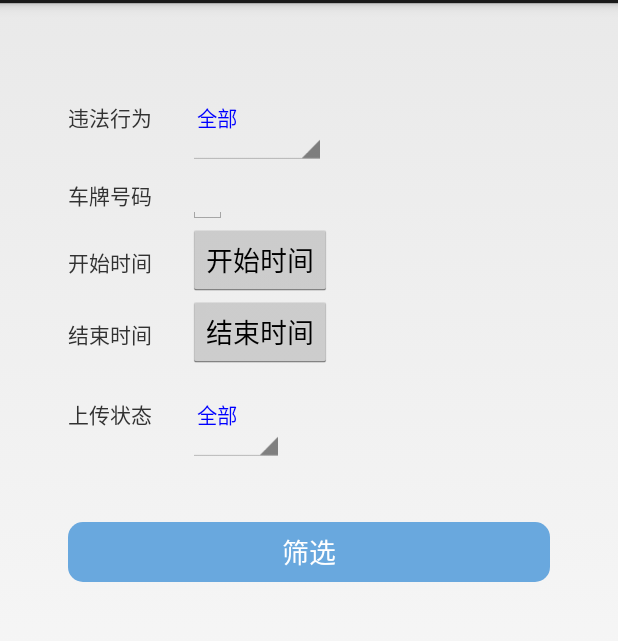
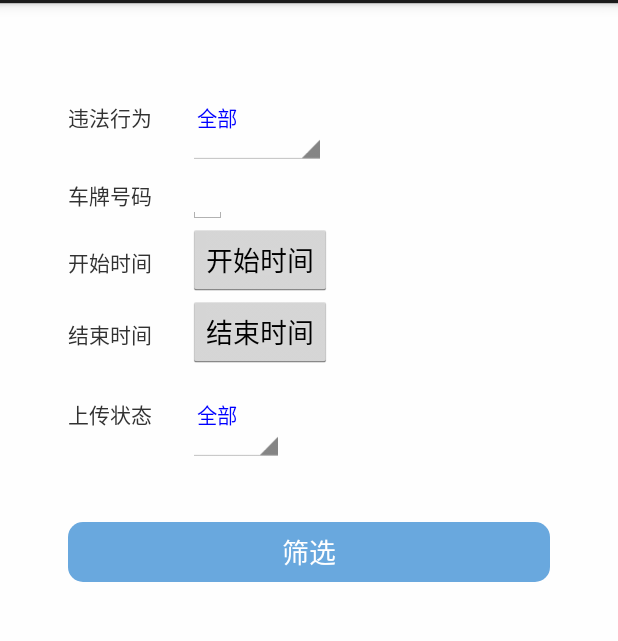
Before and after one commit to hcxxiaomo/ChCarAppNew_as, an Android app: the StaticConditionActivity screen opened directly, with no data from a screen before it, on a phone screen of 412 x 824 dp, the part 69-710 px from its top. Run offline under Robolectric (Android 15) with nearby library versions, the phone set to English and light mode, and no system bars.

Commit message:
add  text1.setBackgroundResource(R.drawable.textview_sharp);

```diff
--- a/app/src/main/java/com/xiaomo/chcarappnew/activity/Fragment1.java
+++ b/app/src/main/java/com/xiaomo/chcarappnew/activity/Fragment1.java
@@ -22,6 +22,8 @@ import android.widget.ProgressBar;
 import com.szOCR.general.CGlobal;
 import com.xiaomo.chcarappnew.R;
 import com.xiaomo.chcarappnew.adapt.CarHistoryResultInfoAdapter;
+import com.xiaomo.chcarappnew.popup.PopupWindowCarCheckResultInfo;
+import com.xiaomo.chcarappnew.popup.PopupWindowSelectCarCheck;
 import com.xiaomo.db.dao.CarNumberInfoDao;
 import com.xiaomo.db.model.CarHistoryResultInfo;
 import com.xiaomo.db.model.CarNumberInfo;
--- a/app/src/main/java/com/xiaomo/chcarappnew/activity/Fragment2.java
+++ b/app/src/main/java/com/xiaomo/chcarappnew/activity/Fragment2.java
@@ -22,6 +22,7 @@ import android.widget.ProgressBar;
 import com.szOCR.general.CGlobal;
 import com.xiaomo.chcarappnew.R;
 import com.xiaomo.chcarappnew.adapt.CarIllegalHistoryResultInfoAdapter;
+import com.xiaomo.chcarappnew.popup.PopupWindowCarIllegalResultInfo;
 import com.xiaomo.db.dao.CarIllegalInfoDao;
 import com.xiaomo.db.model.CarIllegalInfo;
 import com.xiaomo.db.model.PiePojo;
--- a/app/src/main/java/com/xiaomo/chcarappnew/activity/StaticActivity.java
+++ b/app/src/main/java/com/xiaomo/chcarappnew/activity/StaticActivity.java
@@ -20,6 +20,7 @@ import android.widget.ProgressBar;
 import com.szOCR.general.CGlobal;
 import com.xiaomo.chcarappnew.R;
 import com.xiaomo.chcarappnew.adapt.CarHistoryResultInfoAdapter;
+import com.xiaomo.chcarappnew.popup.PopupWindowCarCheckResultInfo;
 import com.xiaomo.db.dao.CarNumberInfoDao;
 import com.xiaomo.db.model.CarHistoryResultInfo;
 import com.xiaomo.db.model.CarNumberInfo;
--- a/app/src/main/java/com/xiaomo/chcarappnew/activity/StaticConditionActivity.java
+++ b/app/src/main/java/com/xiaomo/chcarappnew/activity/StaticConditionActivity.java
@@ -38,7 +38,7 @@ public class StaticConditionActivity  extends Activity {
 	@Override
 	protected void onCreate(Bundle savedInstanceState) {
 		super.onCreate(savedInstanceState);
-		setContentView(R.layout.activity_static_condition);
+		setContentView(R.layout.activity_static_carnumber_condition);
 		sn_static_condition_action = (Spinner) findViewById(R.id.sn_static_condition_action);
 		sn_static_condition_upload = (Spinner) findViewById(R.id.sn_static_condition_upload);
 		et_static_condition_carnumber = (EditText) findViewById(R.id.et_static_condition_carnumber);
--- a/app/src/main/java/com/xiaomo/chcarappnew/activity/StaticTabActivity.java
+++ b/app/src/main/java/com/xiaomo/chcarappnew/activity/StaticTabActivity.java
@@ -18,7 +18,7 @@ public class StaticTabActivity  extends AppCompatActivity implements View.OnClic
 	private LinearLayout tab1Layout, tab2Layout;
 	private TextView text1, text2;
 	// 默认选中第一个tab
-	private int index = 1;
+	//private int index = 1;
 	// fragment管理类
 	private FragmentManager fragmentManager;
 	// 三个fragment
@@ -86,7 +86,7 @@ public class StaticTabActivity  extends AppCompatActivity implements View.OnClic
 
 	@Override
 	public void onClick(View view) {
-		clearStatus();
+		//clearStatus();
 		switch (view.getId()) {
 			case R.id.text1:
 				if (tab1Fragment == null) {
@@ -94,7 +94,9 @@ public class StaticTabActivity  extends AppCompatActivity implements View.OnClic
 				}
 				replaceFragment(tab1Fragment);
 				//tab1Layout.setBackgroundColor(Color.BLUE);
-				index = 1;
+				text1.setBackgroundResource(R.drawable.textview_sharp);
+				text2.setBackgroundResource(0);
+				//index = 1;
 				break;
 			case R.id.text2:
 				if (tab2Fragment == null) {
@@ -102,7 +104,9 @@ public class StaticTabActivity  extends AppCompatActivity implements View.OnClic
 				}
 				replaceFragment(tab2Fragment);
 				//tab2Layout.setBackgroundColor(Color.RED);
-				index = 2;
+				text2.setBackgroundResource(R.drawable.textview_sharp);
+				text1.setBackgroundResource(0);
+				//index = 2;
 				break;
 		}
 
--- a/app/src/main/java/com/xiaomo/chcarappnew/activity/PopupWindowCarCheckResultInfo.java
+++ b/app/src/main/java/com/xiaomo/chcarappnew/popup/PopupWindowCarCheckResultInfo.java
@@ -1,4 +1,4 @@
-package com.xiaomo.chcarappnew.activity;
+package com.xiaomo.chcarappnew.popup;
 
 import android.app.Activity;
 import android.app.AlertDialog;
--- a/app/src/main/java/com/xiaomo/chcarappnew/activity/PopupWindowCarIllegalResultInfo.java
+++ b/app/src/main/java/com/xiaomo/chcarappnew/popup/PopupWindowCarIllegalResultInfo.java
@@ -1,4 +1,4 @@
-package com.xiaomo.chcarappnew.activity;
+package com.xiaomo.chcarappnew.popup;
 
 import android.app.Activity;
 import android.app.AlertDialog;
--- a/app/src/main/java/com/xiaomo/chcarappnew/activity/PopupWindowSelectCarCheck.java
+++ b/app/src/main/java/com/xiaomo/chcarappnew/popup/PopupWindowSelectCarCheck.java
@@ -1,4 +1,4 @@
-package com.xiaomo.chcarappnew.activity;
+package com.xiaomo.chcarappnew.popup;
 
 import android.app.Activity;
 import android.app.DatePickerDialog;
@@ -19,6 +19,7 @@ import android.widget.RelativeLayout.LayoutParams;
 import android.widget.Spinner;
 
 import com.xiaomo.chcarappnew.R;
+import com.xiaomo.chcarappnew.activity.Fragment1;
 import com.xiaomo.chcarappnew.adapt.SpinnerAdapter;
 
 import java.util.Calendar;
@@ -44,7 +45,7 @@ public class PopupWindowSelectCarCheck extends PopupWindow {
 	public PopupWindowSelectCarCheck(final Activity context,final Fragment1 fragment1){
         mActivity = context;
 		LayoutInflater inflater = (LayoutInflater)context.getSystemService(Context.LAYOUT_INFLATER_SERVICE);
-		contentView = inflater.inflate(R.layout.activity_static_condition, null);
+		contentView = inflater.inflate(R.layout.activity_static_carnumber_condition, null);
 		//int h = context.getWindowManager().getDefaultDisplay().getHeight();
 		int w = context.getWindowManager().getDefaultDisplay().getWidth();
 		// 设置SelectPicPopupWindow的View
--- /dev/null
+++ b/app/src/main/res/drawable/textview_sharp.xml
@@ -0,0 +1,22 @@
+<?xml version="1.0" encoding="utf-8"?>
+<shape xmlns:android="http://schemas.android.com/apk/res/android" >
+    <!-- 实心 -->
+    <!--<solid android:color="@android:color/white" />-->
+    <!-- 边框 -->
+    <stroke
+        android:width="0.5dp"
+        android:color="@android:color/holo_blue_light" />
+    <!-- 圆角 -->
+    <corners android:radius="3dp" />
+    <!-- 边距 -->
+    <!--<padding
+        android:bottom="5dp"
+        android:left="5dp"
+        android:right="5dp"
+        android:top="5dp" />-->
+    <!-- 渐变 -->
+   <!-- <gradient
+        android:angle="270"
+        android:endColor="#FFFF782"
+        android:startColor="#13C7AF" />-->
+</shape>
--- a/app/src/main/res/layout/activity_static_condition.xml
+++ b/app/src/main/res/layout/activity_static_carillegal_condition.xml
@@ -3,6 +3,7 @@
     android:layout_width="match_parent"
     android:layout_height="match_parent"
     android:padding="45sp"
+    android:background="@color/background_white_color"
     android:orientation="vertical" >
 
     <LinearLayout
--- /dev/null
+++ b/app/src/main/res/layout/activity_static_carnumber_condition.xml
@@ -0,0 +1,114 @@
+<?xml version="1.0" encoding="utf-8"?>
+<LinearLayout xmlns:android="http://schemas.android.com/apk/res/android"
+    android:layout_width="match_parent"
+    android:layout_height="match_parent"
+    android:padding="45sp"
+    android:background="@color/background_white_color"
+    android:orientation="vertical" >
+
+    <LinearLayout
+        android:layout_width="wrap_content"
+    android:layout_height="wrap_content"
+    android:orientation="horizontal"
+        >
+    <TextView
+         android:layout_width="80sp"
+    android:layout_height="wrap_content"
+    android:text="@string/static_condition_action"
+        />
+
+    <Spinner
+        android:id="@+id/sn_static_condition_action"
+        android:layout_width="match_parent"
+        android:layout_height="wrap_content"
+        />
+    </LinearLayout>
+    <LinearLayout
+        android:layout_width="wrap_content"
+    android:layout_height="wrap_content"
+    android:orientation="horizontal"
+        >
+    <TextView
+         android:layout_width="80sp"
+    android:layout_height="wrap_content"
+    android:text="@string/static_condition_carnumber"
+        />
+
+    <EditText
+        android:id="@+id/et_static_condition_carnumber"
+           android:layout_width="match_parent"
+    android:layout_height="wrap_content"
+    android:inputType="text"
+        />
+    </LinearLayout>
+    <LinearLayout
+        android:layout_width="wrap_content"
+    android:layout_height="wrap_content"
+    android:orientation="horizontal"
+        >
+    <TextView
+         android:layout_width="80sp"
+    android:layout_height="wrap_content"
+    android:text="@string/static_condition_starttime"
+        />
+
+    <Button
+        android:id="@+id/bt_static_condition_starttime"
+        android:layout_width="match_parent"
+        android:layout_height="wrap_content"
+        android:text="@string/static_condition_starttime"
+			/>
+    </LinearLayout>
+    <LinearLayout
+        android:layout_width="wrap_content"
+    android:layout_height="wrap_content"
+    android:orientation="horizontal"
+        >
+    <TextView
+         android:layout_width="80sp"
+    android:layout_height="wrap_content"
+    android:text="@string/static_condition_endtime"
+        />
+
+    <Button
+         android:id="@+id/bt_static_condition_endtime"
+        android:layout_width="match_parent"
+        android:layout_height="wrap_content"
+        android:text="@string/static_condition_endtime" />
+
+    </LinearLayout>
+    <LinearLayout
+        android:layout_width="wrap_content"
+    android:layout_height="wrap_content"
+    android:orientation="horizontal"
+        >
+    <TextView
+         android:layout_width="80sp"
+    android:layout_height="wrap_content"
+    android:text="@string/static_condition_upload"
+        />
+
+    <Spinner
+        android:id="@+id/sn_static_condition_upload"
+        android:layout_width="match_parent"
+        android:layout_height="wrap_content"
+        />
+
+    </LinearLayout>
+
+
+
+
+    <Button
+        android:id="@+id/bt_choose_condition"
+		 android:layout_width="match_parent"
+         android:layout_height="40sp"
+        android:layout_marginTop="40sp"
+        android:background="@drawable/btn_bg_red"
+        android:gravity="center"
+        android:textColor="@color/color_white"
+    android:text="@string/button_select"
+        />
+
+
+</LinearLayout>
```
